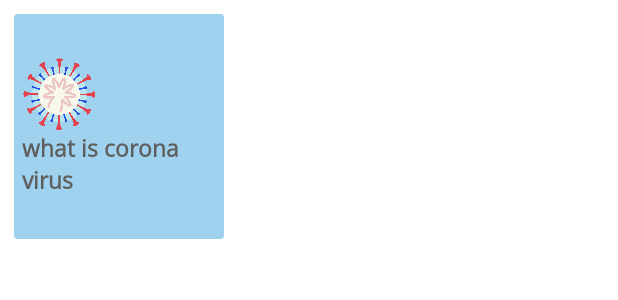
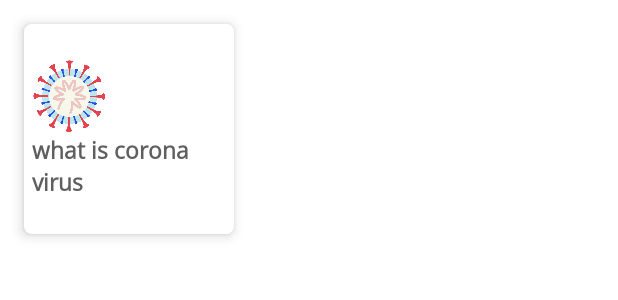
Before and after one commit to opensource254/covidapp, an Android app: the layout tips_items.xml on its own in the app's theme, with its tools: preview values and no code run, on a phone screen of 412 x 824 dp. Shown: the top 300 px of the screen. Run offline under Robolectric (Android 15) with nearby library versions, the phone set to English and light mode, and no system bars; network calls fail; Roboto replaces fonts that are not available here.

Commit message:
fixed tips item ui

```diff
--- a/app/src/main/res/layout/tips_items.xml
+++ b/app/src/main/res/layout/tips_items.xml
@@ -1,21 +1,24 @@
 <?xml version="1.0" encoding="utf-8"?>
 <RelativeLayout xmlns:android="http://schemas.android.com/apk/res/android"
-    android:layout_width="wrap_content"
+    android:layout_width="match_parent"
     android:layout_height="wrap_content"
     xmlns:app="http://schemas.android.com/apk/res-auto"
-    android:padding="5dp"
-    android:id="@+id/parent_layout">
+    android:id="@+id/parent_layout"
+    android:padding="8dp">
 
 
     <androidx.cardview.widget.CardView
+        android:layout_marginTop="8dp"
         android:layout_width="140dp"
-        android:layout_height="150dp"
-        android:layout_margin="4dp"
-        android:backgroundTint="#600288D1"
-        app:cardElevation="0dp"
+        android:layout_height="140dp"
+        app:cardElevation="5dp"
+        android:layout_marginLeft="8dp"
+        android:layout_marginBottom="20dp"
+        app:cardCornerRadius="5dp"
         app:cardPreventCornerOverlap="false">
 
         <LinearLayout
+
             android:layout_width="wrap_content"
             android:layout_height="wrap_content"
             android:layout_gravity="center"
```
